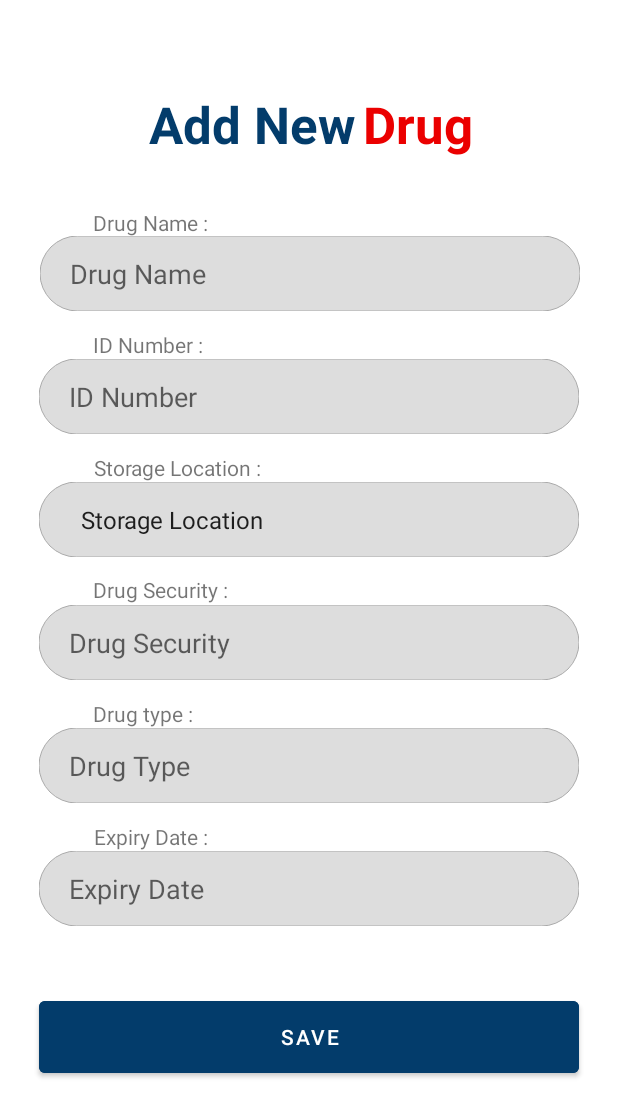
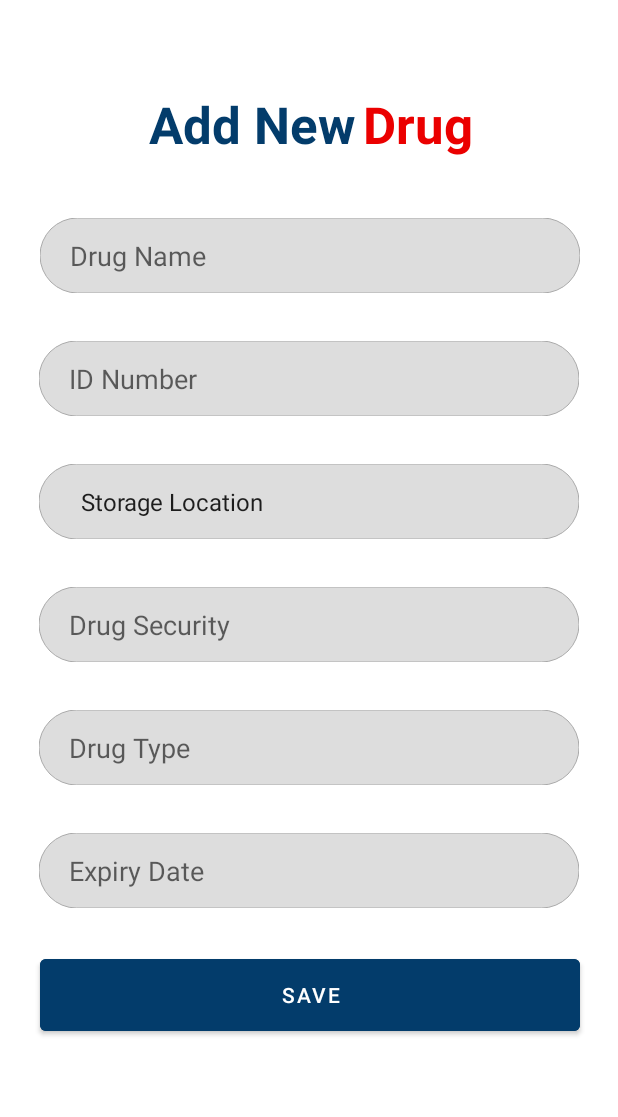
Before and after one commit to Egor-Leleka/Mediphix-MobileApp, an Android app: the layout add_new_drug_page.xml on its own in the app's theme, with its tools: preview values and no code run, on a phone screen of 412 x 824 dp. Shown: the top 1117 px of the screen. Run offline under Robolectric (Android 15) with nearby library versions, the phone set to English and light mode, and no system bars.

Commit message:
updated styling

```diff
--- a/app/src/main/res/layout/add_new_drug_page.xml
+++ b/app/src/main/res/layout/add_new_drug_page.xml
@@ -9,74 +9,6 @@
     <androidx.constraintlayout.widget.ConstraintLayout
         android:layout_width="match_parent"
         android:layout_height="match_parent">
-
-        <TextView
-            android:id="@+id/textView9"
-            android:layout_width="wrap_content"
-            android:layout_height="wrap_content"
-            android:text="Drug Name :"
-            app:layout_constraintBottom_toBottomOf="parent"
-            app:layout_constraintEnd_toEndOf="parent"
-            app:layout_constraintHorizontal_bias="0.185"
-            app:layout_constraintStart_toStartOf="parent"
-            app:layout_constraintTop_toBottomOf="@+id/textView2"
-            app:layout_constraintVertical_bias="0.056" />
-
-        <TextView
-            android:id="@+id/textView8"
-            android:layout_width="wrap_content"
-            android:layout_height="wrap_content"
-            android:text="ID Number :"
-            app:layout_constraintBottom_toTopOf="@+id/idNumber"
-            app:layout_constraintEnd_toEndOf="parent"
-            app:layout_constraintHorizontal_bias="0.183"
-            app:layout_constraintStart_toStartOf="parent"
-            app:layout_constraintTop_toBottomOf="@+id/DrugName"
-            app:layout_constraintVertical_bias="1.0" />
-
-        <TextView
-            android:layout_width="wrap_content"
-            android:layout_height="wrap_content"
-            android:text="Storage Location :"
-            app:layout_constraintBottom_toBottomOf="parent"
-            app:layout_constraintEnd_toEndOf="parent"
-            app:layout_constraintHorizontal_bias="0.208"
-            app:layout_constraintStart_toStartOf="parent"
-            app:layout_constraintTop_toBottomOf="@+id/idNumber"
-            app:layout_constraintVertical_bias="0.031" />
-
-        <TextView
-            android:layout_width="wrap_content"
-            android:layout_height="wrap_content"
-            android:text="Drug Security :"
-            app:layout_constraintBottom_toBottomOf="parent"
-            app:layout_constraintEnd_toEndOf="parent"
-            app:layout_constraintHorizontal_bias="0.193"
-            app:layout_constraintStart_toStartOf="parent"
-            app:layout_constraintTop_toBottomOf="@+id/drugStorage"
-            app:layout_constraintVertical_bias="0.036" />
-
-        <TextView
-            android:layout_width="wrap_content"
-            android:layout_height="wrap_content"
-            android:text="Drug type :"
-            app:layout_constraintBottom_toBottomOf="parent"
-            app:layout_constraintEnd_toEndOf="parent"
-            app:layout_constraintHorizontal_bias="0.18"
-            app:layout_constraintStart_toStartOf="parent"
-            app:layout_constraintTop_toBottomOf="@+id/drugSecurity"
-            app:layout_constraintVertical_bias="0.052" />
-
-        <TextView
-            android:layout_width="wrap_content"
-            android:layout_height="wrap_content"
-            android:text="Expiry Date :"
-            app:layout_constraintBottom_toBottomOf="parent"
-            app:layout_constraintEnd_toEndOf="parent"
-            app:layout_constraintHorizontal_bias="0.186"
-            app:layout_constraintStart_toStartOf="parent"
-            app:layout_constraintTop_toBottomOf="@+id/drugType"
-            app:layout_constraintVertical_bias="0.077" />
 
         <TextView
             android:id="@+id/textView2"
@@ -109,7 +41,7 @@
             android:layout_width="wrap_content"
             android:layout_height="50dp"
             android:layout_marginStart="8dp"
-            android:layout_marginTop="52dp"
+            android:layout_marginTop="40dp"
             android:layout_marginEnd="8dp"
             android:background="@drawable/input"
             android:hint="Drug Name"
@@ -187,11 +119,11 @@
             android:layout_width="360dp"
             android:layout_height="60dp"
             android:layout_gravity="center_horizontal"
-            android:layout_marginTop="44dp"
+            android:layout_marginTop="28dp"
             android:backgroundTint="@color/mediphix_darkblue"
             android:text="Save"
             app:layout_constraintEnd_toEndOf="parent"
-            app:layout_constraintHorizontal_bias="0.494"
+            app:layout_constraintHorizontal_bias="0.509"
             app:layout_constraintStart_toStartOf="parent"
             app:layout_constraintTop_toBottomOf="@+id/drugExpiry" />
 
--- a/app/src/main/res/layout/drug_check_room_page.xml
+++ b/app/src/main/res/layout/drug_check_room_page.xml
@@ -20,7 +20,7 @@
                 android:layout_width="wrap_content"
                 android:layout_height="wrap_content"
                 android:layout_marginStart="120dp"
-                android:layout_marginTop="50dp"
+                android:layout_marginTop="60dp"
                 android:text="Drug"
                 android:textColor="@color/mediphix_darkblue"
                 android:textSize="34sp"
@@ -33,7 +33,7 @@
                 android:layout_width="wrap_content"
                 android:layout_height="wrap_content"
                 android:layout_marginStart="8dp"
-                android:layout_marginTop="50dp"
+                android:layout_marginTop="60dp"
                 android:text="Check:"
                 android:textColor="@color/mediphix_red"
                 android:textSize="34sp"
--- a/app/src/main/res/layout/manage_checks_page.xml
+++ b/app/src/main/res/layout/manage_checks_page.xml
@@ -14,13 +14,12 @@
             android:id="@+id/lbl_listOfChecks"
             android:layout_width="wrap_content"
             android:layout_height="wrap_content"
+            android:layout_marginStart="110dp"
             android:layout_marginTop="60dp"
             android:text="List of"
             android:textColor="@color/mediphix_darkblue"
             android:textSize="34sp"
             android:textStyle="bold"
-            app:layout_constraintEnd_toEndOf="parent"
-            app:layout_constraintHorizontal_bias="0.295"
             app:layout_constraintStart_toStartOf="parent"
             app:layout_constraintTop_toTopOf="parent" />
 
--- a/app/src/main/res/layout/register_page.xml
+++ b/app/src/main/res/layout/register_page.xml
@@ -66,7 +66,7 @@
             android:layout_height="60sp"
             android:layout_gravity="center_horizontal"
             android:layout_marginTop="44dp"
-            android:backgroundTint="#033C6B"
+            android:backgroundTint="@color/mediphix_darkblue"
             android:text="Register"
             app:layout_constraintEnd_toEndOf="parent"
             app:layout_constraintHorizontal_bias="0.509"
@@ -78,7 +78,7 @@
             android:layout_width="360sp"
             android:layout_height="60dp"
             android:layout_gravity="center_horizontal"
-            android:backgroundTint="#033C6B"
+            android:backgroundTint="@color/mediphix_darkblue"
             android:text="Already have an account? Login"
             app:layout_constraintEnd_toEndOf="parent"
             app:layout_constraintHorizontal_bias="0.509"
--- a/app/src/main/res/layout/save_message.xml
+++ b/app/src/main/res/layout/save_message.xml
@@ -50,7 +50,7 @@
         android:layout_width="320dp"
         android:layout_height="73dp"
         android:layout_marginLeft="10sp"
-        android:text="Do not forget to take the removed drugs to the Post Acute Care Unit."
+        android:text="Don't forget to take the removed drugs to the Post Acute Care Unit."
         android:textAppearance="@style/TextAppearance.AppCompat.Large"
         android:textColor="#FFFFFF"
         android:textSize="20sp"
```
Also changed, not shown: app/src/main/res/layout/disposed_drugs_page.xml (+16 -16 lines), app/src/main/res/layout/drug_check_page.xml (+10 -10 lines), app/src/main/res/layout/home_page.xml (+11 -10 lines), app/src/main/res/layout/list_of_drugs_page.xml (+15 -15 lines), app/src/main/res/layout/login_page.xml (+15 -12 lines), app/src/main/res/drawable/ic_drugs.png (added).
